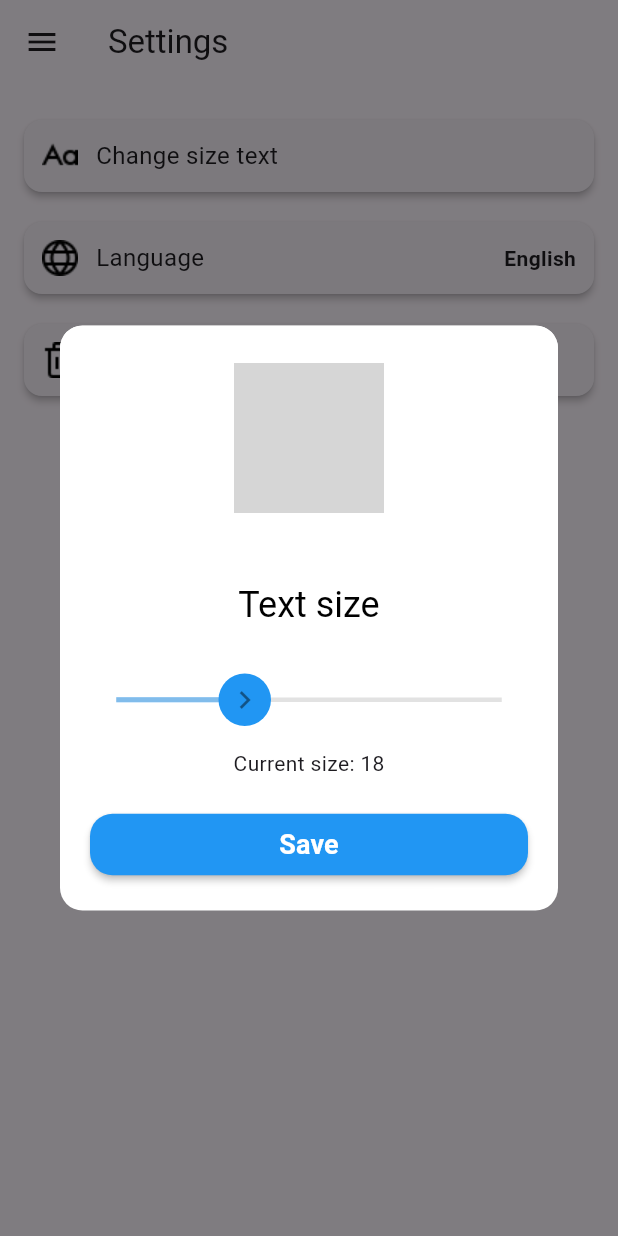
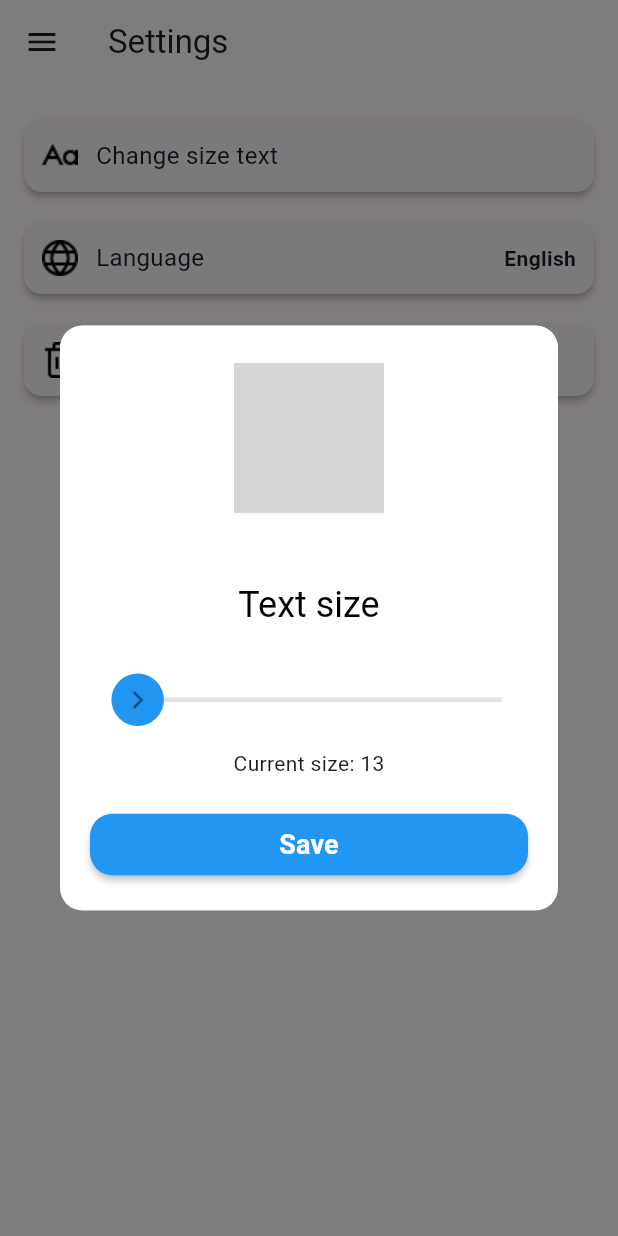
Before and after one commit to ialakey/srbguide, a Flutter app: the SettingsScreen screen opened directly, after a tap on "Change size text", on a phone screen of 412 x 824 dp. Run offline on Flutter 3.47's test engine with Material 3 defaults, Android fonts, the phone set to English and light mode, and no system bars; drawn by our look-alikes of flutter_xlider; our stand-ins replace flutter_markdown, open_file, photo_view, quickalert, share, shared_preferences and 1 more; missing offline and left inert: add_2_calendar, docx_template; accounts and stored records are empty; grey boxes are pictures that could not be loaded.

Commit message:
change style menu

```diff
--- a/lib/screens/markdown_reader.dart
+++ b/lib/screens/markdown_reader.dart
@@ -24,7 +24,7 @@ class _MarkdownReaderScreenState extends State<MarkdownReaderScreen> {
   late ScrollController _scrollController;
   late TextEditingController _searchController;
   bool _isLoading = true;
-  double _currentTextSize = 18.0;
+  double _currentTextSize = 13.0;
   final MarkdownHelper _markdownHelper = MarkdownHelper();
   final ContentUtil _contentUtil = ContentUtil();
 
--- a/lib/screens/settings.dart
+++ b/lib/screens/settings.dart
@@ -18,7 +18,7 @@ class SettingsScreen extends StatefulWidget {
 class _SettingsScreenState extends State<SettingsScreen> {
   SharedPreferences? _prefs;
   bool _isDarkMode = false;
-  double _currentTextSize = 18.0;
+  double _currentTextSize = 13.0;
 
   @override
   void initState() {
@@ -34,14 +34,6 @@ class _SettingsScreenState extends State<SettingsScreen> {
     if (mounted) {
       setState(() {});
     }
-  }
-
-  void _toggleTheme() {
-    setState(() {
-      _isDarkMode = !_isDarkMode;
-      _prefs!.setBool('isDarkMode', _isDarkMode);
-      _updateThemeMode(_isDarkMode);
-    });
   }
 
   void _updateThemeMode(bool isDarkMode) {
@@ -90,7 +82,7 @@ class _SettingsScreenState extends State<SettingsScreen> {
 
   Future<double> _loadTextSize() async {
     SharedPreferences prefs = await SharedPreferences.getInstance();
-    return prefs.getDouble('textSize') ?? 18.0;
+    return prefs.getDouble('textSize') ?? 13.0;
   }
 
   Future<void> _loadSavedTextSize() async {
--- a/lib/widget/drawer/drawer.dart
+++ b/lib/widget/drawer/drawer.dart
@@ -23,9 +23,17 @@ class AppDrawer extends StatelessWidget {
             appName: AppLocalizations.of(context)!.translate('app_name'),
             imagePath: 'assets/serbia.png',
           ),
+          Container(
+            decoration: BoxDecoration(
+              border: Border(
+                bottom: BorderSide(width: 1.0, color: Colors.grey)
+              ),
+            ),
+            padding: EdgeInsets.symmetric(vertical: 8.0),
+            child: Column(
+              children: [
                 ListTile(
-            leading:
-            ThemedIcon(
+                  leading: ThemedIcon(
                     lightIcon: 'assets/icons_24x24/time-check.png',
                     darkIcon: 'assets/icons_24x24/time-check.png',
                     size: 24.0,
@@ -39,8 +47,7 @@ class AppDrawer extends StatelessWidget {
                   },
                 ),
                 ListTile(
-            leading:
-            ThemedIcon(
+                  leading: ThemedIcon(
                     lightIcon: 'assets/icons_24x24/edit.png',
                     darkIcon: 'assets/icons_24x24/edit.png',
                     size: 24.0,
@@ -54,8 +61,7 @@ class AppDrawer extends StatelessWidget {
                   },
                 ),
                 ListTile(
-            leading:
-            ThemedIcon(
+                  leading: ThemedIcon(
                     lightIcon: 'assets/icons_24x24/coins.png',
                     darkIcon: 'assets/icons_24x24/coins.png',
                     size: 24.0,
@@ -66,6 +72,18 @@ class AppDrawer extends StatelessWidget {
                     Navigator.pop(context);
                   },
                 ),
+              ],
+            ),
+          ),
+          Container(
+            decoration: BoxDecoration(
+              border: Border(
+                  bottom: BorderSide(width: 1.0, color: Colors.grey)
+              ),
+            ),
+            padding: EdgeInsets.symmetric(vertical: 8.0),
+            child: Column(
+              children: [
                 ListTile(
                   leading:
                   ThemedIcon(
@@ -96,19 +114,6 @@ class AppDrawer extends StatelessWidget {
                     );
                   },
                 ),
-          // ListTile(
-          //   leading:
-          //   ThemedIcon(
-          //     lightIcon: 'assets/icons_24x24/physics.png',
-          //     darkIcon: 'assets/icons_24x24/physics.png',
-          //     size: 24.0,
-          //   ),
-          //   title: Text('Полезности'),
-          //   onTap: () {
-          //     onNavItemTapped(4);
-          //     Navigator.pop(context);
-          //   },
-          // ),
                 ListTile(
                   leading:
                   ThemedIcon(
@@ -123,6 +128,9 @@ class AppDrawer extends StatelessWidget {
                       MaterialPageRoute(builder: (context) => TgChatScreen()),
                     );
                   },
+                ),
+              ],
+            ),
           ),
           ListTile(
             leading:
```
Lines whose indentation alone changed are shown as unchanged.
